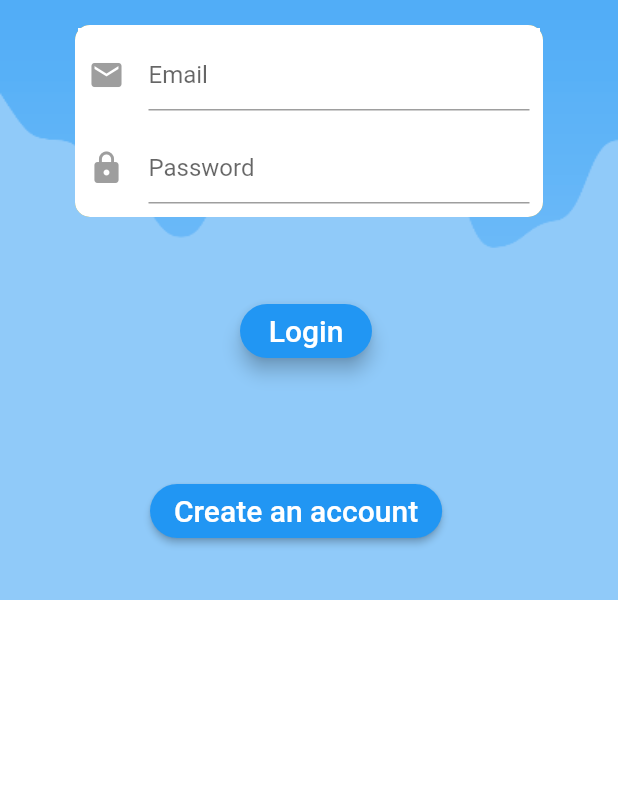
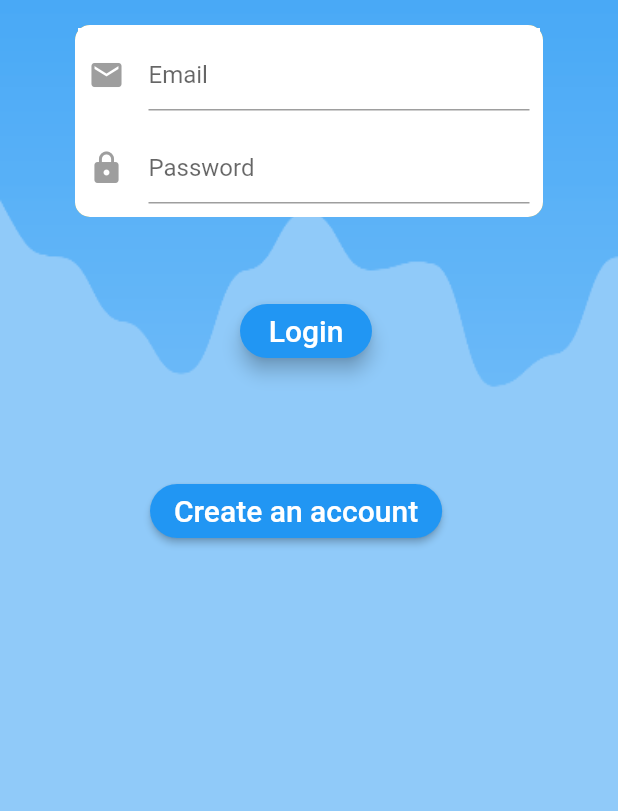
Before and after one commit to hondarider29/SoundByte, a Flutter app: the screen it shows after launch, on a phone screen of 412 x 824 dp, the part 425-1236 px from its top. Run offline on Flutter 3.47's test engine with Material 2 defaults, Android fonts, the phone set to English and light mode, and no system bars; our stand-ins replace cloud_firestore, firebase_auth; accounts and stored records are empty.

Commit message:
updated background to fit screen

```diff
--- a/sound_byte/lib/pages/friendProfile.dart
+++ b/sound_byte/lib/pages/friendProfile.dart
@@ -32,7 +32,6 @@ class FriendProfile extends StatelessWidget {
           ),
         ),
       ),
-
     );
   }
   Widget _buildFullName() {
@@ -72,7 +71,7 @@ class FriendProfile extends StatelessWidget {
       fontFamily: 'Spectral',
       fontWeight: FontWeight.w400,
       fontStyle: FontStyle.italic,
-      color: Color(0xFF799497),
+      color: Colors.black,
       fontSize: 16.0,
     );
 
@@ -232,6 +231,7 @@ class FriendProfile extends StatelessWidget {
   Widget build(BuildContext context) {
     Size screenSize = MediaQuery.of(context).size;
     return Scaffold(
+      //backgroundColor: Color.fromRGBO(0, 0, 140, 0),
       body: Stack(
         children: <Widget>[
           //showBackground(screenSize),
--- a/sound_byte/lib/pages/login_signup_page.dart
+++ b/sound_byte/lib/pages/login_signup_page.dart
@@ -90,37 +90,6 @@ class _LoginSignupPageState extends State<LoginSignupPage> {
     });
   }
 
-  @override
-  Widget build(BuildContext context) {
-    return Scaffold(
-      backgroundColor: Colors.white,
-      body: Stack(
-        children: <Widget>[
-          _callBegin(),
-          //_showCircularProgress()
-        ],
-      ),
-    );
-  }
-
-  Widget _callBegin () {
-    return new Container(
-      child: new Form(
-          key: _formKey,
-          child: new Stack(
-            children: <Widget>[
-              showBackground(),
-              showLogo(),
-              showEmailInput(),
-              showPrimaryButton(),
-              showSecondaryButton(),
-              showErrorMessage()
-            ],
-          ),
-        )
-    );
-  }
-
   Widget _showCircularProgress() {
     if (_isLoading) {
       return Center(child: CircularProgressIndicator());
@@ -148,21 +117,37 @@ class _LoginSignupPageState extends State<LoginSignupPage> {
     }
   }
 
-  Widget showLogo() {
+  Widget showSecondaryButton() {
     return Container(
-      child: Positioned(
-        top: 210,
-        left: 70,
-        child: Text(
-          "SoundByte",
-          style: TextStyle(
-            color: Colors.white,
-            fontSize: 60,
-            fontWeight: FontWeight.bold,
-            fontFamily: 'Laq'
+      padding: _isLoginForm ? EdgeInsets.fromLTRB(100, 600, 0, 0) : EdgeInsets.fromLTRB(80, 600, 0, 0),
+
+        child: RaisedButton(
+        shape: RoundedRectangleBorder(
+          borderRadius: BorderRadius.circular(30)
+        ),
+        color: Colors.blue,
+         child: Text(_isLoginForm ? 'Create an account' : 'Have an account? Sign in',
+            style: TextStyle(fontSize: 20.0, color: Colors.white)),
+            onPressed: toggleFormMode,
+        )
+    );
+  }
+
+  Widget showPrimaryButton() {
+    return Container(
+      child: Padding(
+          padding: _isLoginForm ? EdgeInsets.fromLTRB(160, 480, 0, 100) : EdgeInsets.fromLTRB(125, 480, 0, 100),
+          //padding: EdgeInsets.fromLTRB(160, 450, 0, 100),
+          child: RaisedButton(
+            elevation: 5.0,
+            shape: RoundedRectangleBorder(
+                borderRadius: BorderRadius.circular(30.0)),
+            color: Colors.blue,
+            child: Text(_isLoginForm ? 'Login' : 'Create account',
+                style: TextStyle(fontSize: 20.0, color: Colors.white)),
+            onPressed: validateAndSubmit,
           ),
-        ),
-      ),
+      )
     );
   }
 
@@ -184,6 +169,7 @@ class _LoginSignupPageState extends State<LoginSignupPage> {
             ),
             child: Column(
               children : <Widget>[
+                //email
                   Container(
                     padding: EdgeInsets.all(7),
                     decoration: BoxDecoration(
@@ -228,43 +214,27 @@ class _LoginSignupPageState extends State<LoginSignupPage> {
     );
   }
 
-  Widget showSecondaryButton() {
+   Widget showLogo() {
     return Container(
-      padding: _isLoginForm ? EdgeInsets.fromLTRB(100, 600, 0, 0) : EdgeInsets.fromLTRB(80, 600, 0, 0),
-
-        child: RaisedButton(
-        shape: RoundedRectangleBorder(
-          borderRadius: BorderRadius.circular(30)
+      child: Positioned(
+        top: 210,
+        left: 70,
+        child: Text(
+          "SoundByte",
+          style: TextStyle(
+            color: Colors.white,
+            fontSize: 60,
+            fontWeight: FontWeight.bold,
+            fontFamily: 'Laq'
+          ),
         ),
-        color: Colors.blue,
-         child: Text(_isLoginForm ? 'Create an account' : 'Have an account? Sign in',
-            style: TextStyle(fontSize: 20.0, color: Colors.white)),
-            onPressed: toggleFormMode,
-        )
+      ),
     );
   }
 
-  Widget showPrimaryButton() {
+  Widget showBackground(Size screenSize) {
     return Container(
-      child: Padding(
-          padding: _isLoginForm ? EdgeInsets.fromLTRB(160, 480, 0, 100) : EdgeInsets.fromLTRB(125, 480, 0, 100),
-          //padding: EdgeInsets.fromLTRB(160, 450, 0, 100),
-          child: RaisedButton(
-            elevation: 5.0,
-            shape: RoundedRectangleBorder(
-                borderRadius: BorderRadius.circular(30.0)),
-            color: Colors.blue,
-            child: Text(_isLoginForm ? 'Login' : 'Create account',
-                style: TextStyle(fontSize: 20.0, color: Colors.white)),
-            onPressed: validateAndSubmit,
-          ),
-      )
-    );
-  }
-
-  Widget showBackground() {
-    return Container(
-          height: 683,
+          height: screenSize.height,
           decoration: BoxDecoration(
           image: DecorationImage(
           image: AssetImage('assets/background.png'),
@@ -290,4 +260,35 @@ class _LoginSignupPageState extends State<LoginSignupPage> {
     );
   }
 
+  Widget _callBegin (Size screenSize) {
+    return new Container(
+      child: new Form(
+          key: _formKey,
+          child: new Stack(
+            children: <Widget>[
+              showBackground(screenSize),
+              showLogo(),
+              showEmailInput(),
+              showPrimaryButton(),
+              showSecondaryButton(),
+              showErrorMessage()
+            ],
+          ),
+        )
+    );
+  }
+
+  @override
+  Widget build(BuildContext context) {
+    Size screenSize = MediaQuery.of(context).size;
+    return Scaffold(
+      backgroundColor: Colors.white,
+      body: Stack(
+        children: <Widget>[
+          _callBegin(screenSize),
+          //_showCircularProgress()
+        ],
+      ),
+    );
+  }
 }
--- /dev/null
+++ b/sound_byte/lib/pages/musicList.dart
@@ -0,0 +1,15 @@
+import 'package:flutter/material.dart';
+
+class MusicList extends StatefulWidget {
+  @override
+  _MusicListState createState() => _MusicListState();
+}
+
+class _MusicListState extends State<MusicList> {
+  @override
+  Widget build(BuildContext context) {
+    return Container(
+
+    );
+  }
+}
--- a/sound_byte/lib/pages/userProfile.dart
+++ b/sound_byte/lib/pages/userProfile.dart
@@ -240,6 +240,7 @@ class _UserProfilePageState extends State<UserProfilePage>
   Widget build(BuildContext context) {
     Size screenSize = MediaQuery.of(context).size;
     return Scaffold(
+      backgroundColor: Colors.blueGrey,
       body: Stack(
         children: <Widget>[
           //showBackground(screenSize),
```
Also changed, not shown: sound_byte/flutter_01.png (added).
